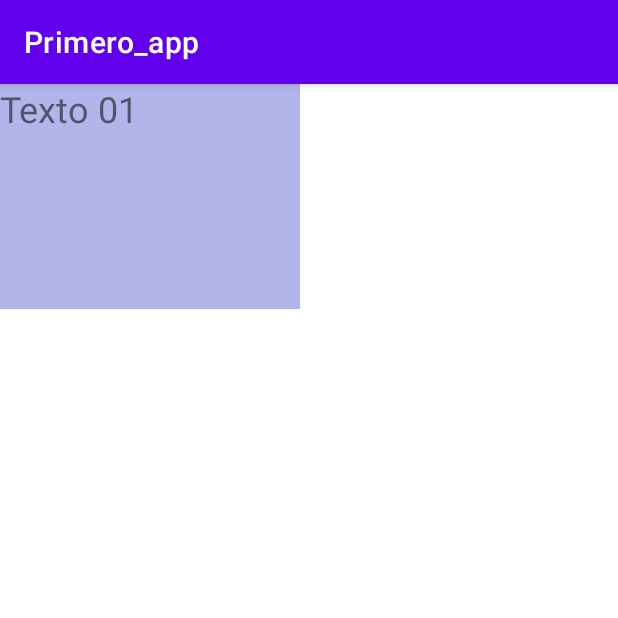
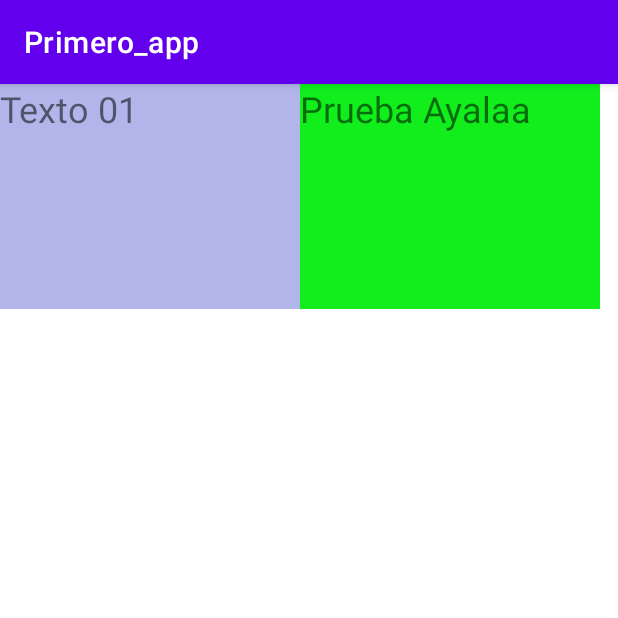
Before and after one commit to StephanoCA/Primero_app, an Android app: the screen it shows after launch (MainActivity), on a phone screen of 412 x 824 dp, the top half of it. Run offline under Robolectric (Android 15) with nearby library versions, the phone set to English and light mode, and no system bars.

Commit message:
Update activity_main.xml
Prueba Text View

```diff
--- a/Primero_app/app/src/main/res/layout/activity_main.xml
+++ b/Primero_app/app/src/main/res/layout/activity_main.xml
@@ -13,4 +13,10 @@
         android:background="#B1B5EA"
         android:text="Texto 01"
         android:textSize="24sp" />
+    <TextView
+        android:layout_width="200dp"
+        android:layout_height="150dp"
+        android:background="#11EE1C"
+        android:text="Prueba Ayalaa"
+        android:textSize="24sp" />
 </LinearLayout>
```
